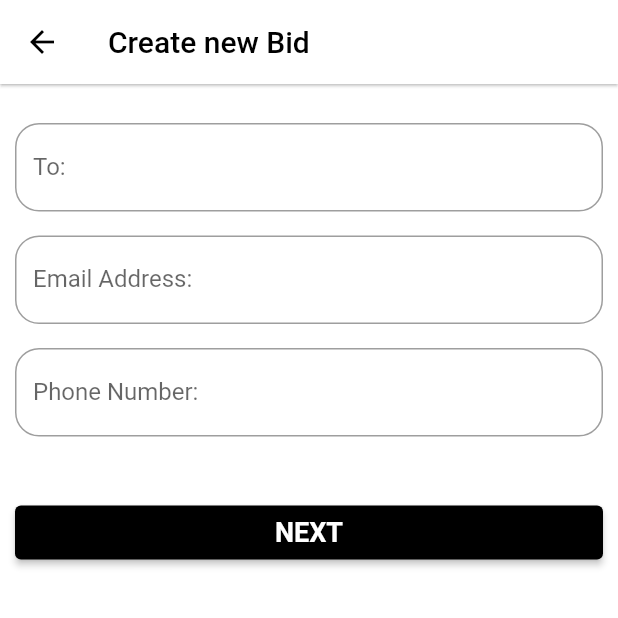
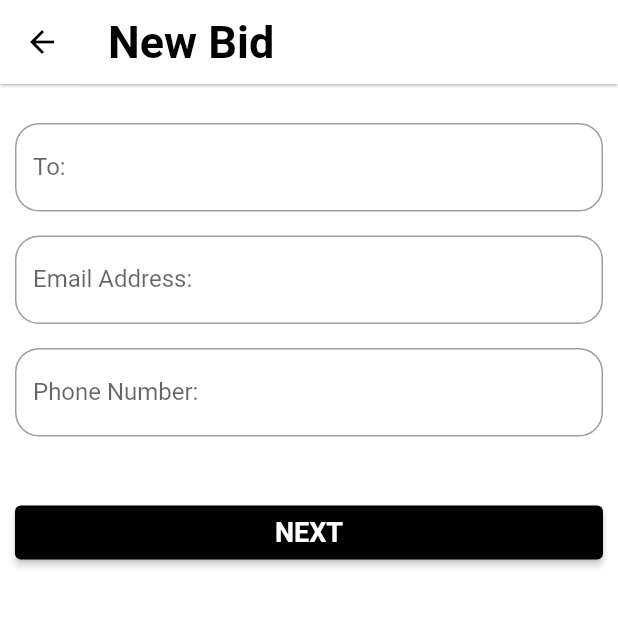
Before and after one commit to DorDorel/bid-app, a Flutter app: the CreateBidScreen screen opened by its route, on a phone screen of 412 x 824 dp, the top half of it. Run offline on Flutter 3.47's test engine with Material 2 defaults, Android fonts, the phone set to English and light mode, and no system bars; our stand-ins replace cloud_firestore, cloud_functions, firebase_auth, firebase_core, firebase_storage, image_picker and 1 more; accounts and stored records are empty.

```diff
--- a/lib/functions/bid_flow_runner.dart
+++ b/lib/functions/bid_flow_runner.dart
@@ -15,7 +15,7 @@ class BidFlowRunner {
   Future<void> runner() async {
     final tenant = TenantProvider().tenantId;
 
-    print('here cloud functnio runing');
+    print('Here cloud function running');
 
     // try {
     //   HttpsCallable callable = functions.httpsCallable('getCurrentBidData');
--- a/lib/screens/bids/create_bid_screen.dart
+++ b/lib/screens/bids/create_bid_screen.dart
@@ -22,9 +22,13 @@ class _CreateBidScreenState extends State<CreateBidScreen> {
       appBar: AppBar(
         elevation: 0.8,
         // automaticallyImplyLeading: false,
-        title: Text(
-          'Create new Bid',
-          style: TextStyle(color: Theme.of(context).primaryColor),
+        title: Transform(
+          transform: Matrix4.translationValues(0.0, 0.0, 0.0),
+          child: Text(
+            'New Bid',
+            style: TextStyle(
+                color: Colors.black, fontSize: 30, fontWeight: FontWeight.bold),
+          ),
         ),
       ),
       body: NewBidForm(),
--- a/lib/screens/home/main_dashboard.dart
+++ b/lib/screens/home/main_dashboard.dart
@@ -2,7 +2,7 @@ import 'package:bid/config/palette.dart';
 import 'package:bid/controllers/product_bid_controller.dart';
 import 'package:bid/providers/tenant_provider.dart';
 import 'package:bid/screens/admin/admin_screen.dart';
-import 'package:bid/screens/admin/notifcation_screen.dart';
+import 'package:bid/screens/notification/notifcation_screen.dart';
 import 'package:bid/screens/user/user_profile.dart';
 import 'package:flutter/material.dart';
 import '../bids/create_bid_screen.dart';
--- a/lib/screens/user/login.dart
+++ b/lib/screens/user/login.dart
@@ -1,8 +1,7 @@
 import 'package:bid/auth/auth_service.dart';
-import 'package:bid/screens/tenant/company_onbording/add_new_company.dart';
 import 'package:bid/screens/home/main_dashboard.dart';
+import 'package:bid/screens/tenant/company_onboarding/add_new_company.dart';
 import 'package:flutter/material.dart';
-import 'package:provider/provider.dart';
 
 class LoginScreen extends StatefulWidget {
   static const routeName = '/login_screen';
--- a/lib/screens/user/user_profile.dart
+++ b/lib/screens/user/user_profile.dart
@@ -19,7 +19,7 @@ class UserConfig extends StatelessWidget {
         appBar: AppBar(
           elevation: 0.8,
           title: Transform(
-            transform: Matrix4.translationValues(-90.0, 0.0, 0.0),
+            transform: Matrix4.translationValues(0.0, 0.0, 0.0),
             child: Text(
               'Profile',
               style: TextStyle(
--- a/pubspec.yaml
+++ b/pubspec.yaml
@@ -43,7 +43,7 @@ dependencies:
   # take image
   image_picker: ^0.8.3+2
   # check permission
-  permission_handler: ^8.1.4+2
+  permission_handler: ^8.2.2
 
 
 dev_dependencies:
```
Also changed, not shown: lib/main.dart (+11 -13 lines), lib/screens/notification/notifcation_screen.dart (renamed from lib/screens/admin/notifcation_screen.dart, +9 -3 lines), lib/screens/tenant/company_onboarding/add_new_company.dart (renamed from lib/screens/tenant/company_onbording/add_new_company.dart), pubspec.lock, 1 other file.
